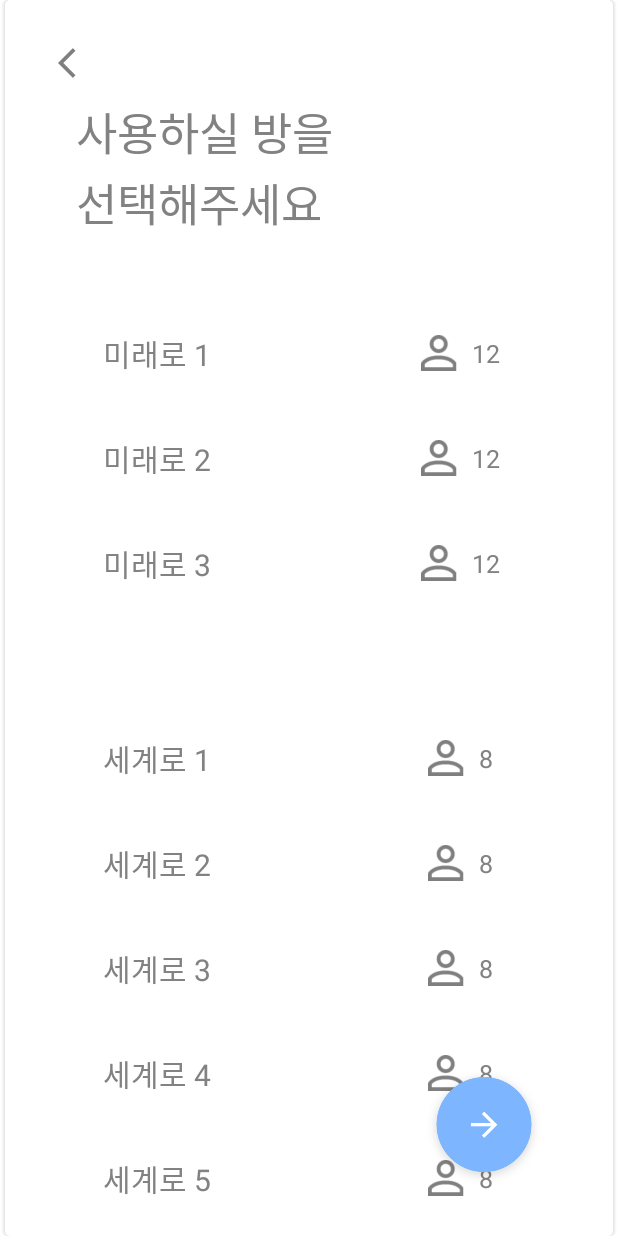
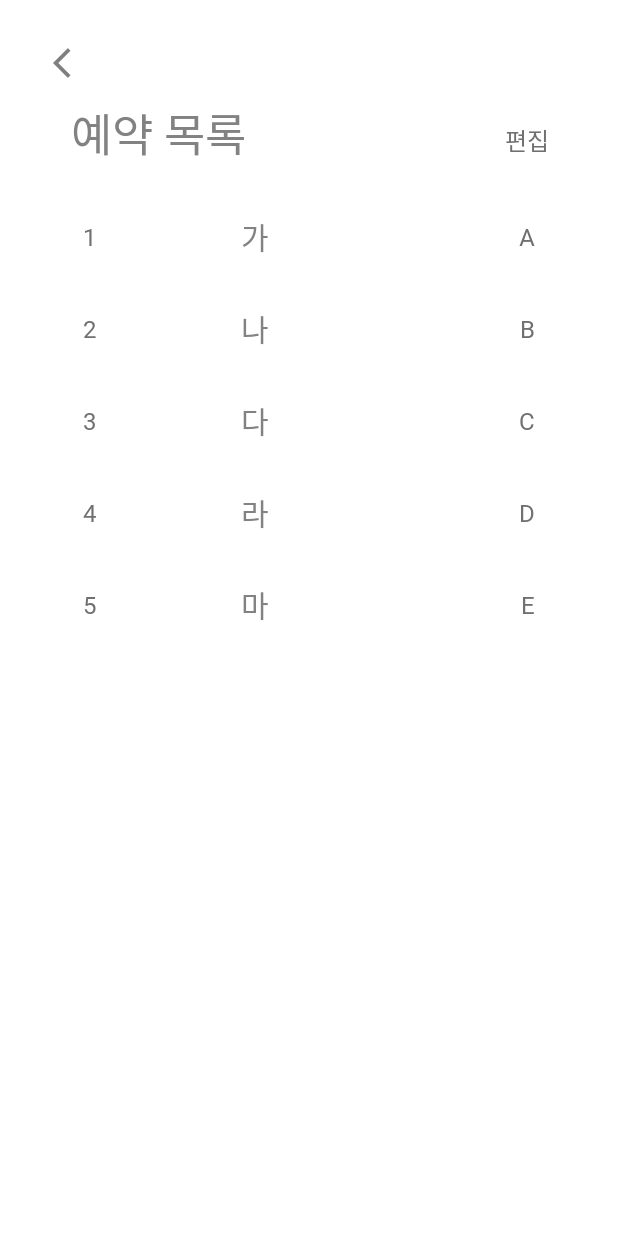
Before and after one commit to dounobts/SunrinThonClient, an Android app: the screen it shows after launch (MainActivity before the commit, ReservationCheckActivity after it), on a phone screen of 412 x 824 dp. Run offline under Robolectric (Android 15) with nearby library versions, the phone set to English and light mode, and no system bars.

Commit message:
add reservation activity

```diff
--- a/app/src/main/java/com/example/sunrinthonclient/Activities/LoginActivity.java
+++ b/app/src/main/java/com/example/sunrinthonclient/Activities/LoginActivity.java
@@ -1,14 +1,10 @@
 package com.example.sunrinthonclient.Activities;
 
 import android.os.Bundle;
-import android.widget.Button;
-import android.widget.EditText;
 
 import com.example.sunrinthonclient.Fragments.CertificationFragment;
 import com.example.sunrinthonclient.Fragments.LoginFragment;
 import com.example.sunrinthonclient.Fragments.RegisterFragment;
-import com.example.sunrinthonclient.Fragments.SelectDateFragment;
-import com.example.sunrinthonclient.Fragments.SelectPlaceFragment;
 import com.example.sunrinthonclient.R;
 
 import androidx.appcompat.app.AppCompatActivity;
@@ -23,7 +19,7 @@ public class LoginActivity extends AppCompatActivity {
     @Override
     protected void onCreate(Bundle savedInstanceState) {
         super.onCreate(savedInstanceState);
-        setContentView(R.layout.activity_main);
+        setContentView(R.layout.activity_reservation);
 
         loginFragment = new LoginFragment();
         registerFragment = new RegisterFragment();
--- a/app/src/main/java/com/example/sunrinthonclient/Activities/MainActivity.java
+++ b/app/src/main/java/com/example/sunrinthonclient/Activities/ReservationActivity.java
@@ -1,7 +1,6 @@
 package com.example.sunrinthonclient.Activities;
 
 import android.os.Bundle;
-import android.util.Log;
 
 import com.example.sunrinthonclient.Fragments.SelectDateFragment;
 import com.example.sunrinthonclient.Fragments.SelectPlaceFragment;
@@ -10,7 +9,7 @@ import com.example.sunrinthonclient.R;
 import androidx.appcompat.app.AppCompatActivity;
 import androidx.fragment.app.FragmentTransaction;
 
-public class MainActivity extends AppCompatActivity {
+public class ReservationActivity extends AppCompatActivity {
 
     SelectPlaceFragment selectPlaceFragment;
     SelectDateFragment selectDateFragment;
@@ -20,7 +19,7 @@ public class MainActivity extends AppCompatActivity {
     @Override
     protected void onCreate(Bundle savedInstanceState) {
         super.onCreate(savedInstanceState);
-        setContentView(R.layout.activity_main);
+        setContentView(R.layout.activity_reservation);
 
         selectPlaceFragment = new SelectPlaceFragment();
         selectDateFragment = new SelectDateFragment();
--- /dev/null
+++ b/app/src/main/java/com/example/sunrinthonclient/Activities/ReservationCheckActivity.java
@@ -0,0 +1,52 @@
+package com.example.sunrinthonclient.Activities;
+
+import android.os.Bundle;
+import android.app.Activity;
+import android.view.View;
+import android.widget.TextView;
+
+import com.example.sunrinthonclient.R;
+import com.example.sunrinthonclient.ReservationAdapter;
+import com.example.sunrinthonclient.ReservationData;
+
+import java.util.ArrayList;
+
+import androidx.recyclerview.widget.LinearLayoutManager;
+import androidx.recyclerview.widget.RecyclerView;
+
+public class ReservationCheckActivity extends Activity implements View.OnClickListener {
+
+    ReservationAdapter reservationAdapter;
+    RecyclerView recyclerView;
+    TextView edit;
+
+    @Override
+    protected void onCreate(Bundle savedInstanceState) {
+        super.onCreate(savedInstanceState);
+        setContentView(R.layout.activity_reservation_check);
+
+        recyclerView = findViewById(R.id.recyclerView);
+        edit = findViewById(R.id.edit);
+
+        ArrayList<ReservationData> datas = new ArrayList<>();
+        datas.add(new ReservationData("가", "A", "1"));
+        datas.add(new ReservationData("나", "B", "2"));
+        datas.add(new ReservationData("다", "C", "3"));
+        datas.add(new ReservationData("라", "D", "4"));
+        datas.add(new ReservationData("마", "E", "5"));
+        recyclerView.setLayoutManager(new LinearLayoutManager(this));
+        reservationAdapter = new ReservationAdapter(datas);
+        reservationAdapter.context = getApplicationContext();
+        recyclerView.setAdapter(reservationAdapter);
+
+        edit.setOnClickListener(this);
+    }
+
+    @Override
+    public void onClick(View view) {
+        if (view.equals(edit)) {
+            reservationAdapter.isEdit = !reservationAdapter.isEdit;
+            reservationAdapter.notifyDataSetChanged();
+        }
+    }
+}
--- a/app/src/main/java/com/example/sunrinthonclient/Fragments/LoginFragment.java
+++ b/app/src/main/java/com/example/sunrinthonclient/Fragments/LoginFragment.java
@@ -2,18 +2,15 @@ package com.example.sunrinthonclient.Fragments;
 
 import android.content.Intent;
 import android.os.Bundle;
-import android.util.Log;
 import android.view.LayoutInflater;
 import android.view.View;
 import android.view.ViewGroup;
-import android.widget.Button;
 import android.widget.EditText;
 import android.widget.ImageButton;
 import android.widget.TextView;
-import android.widget.Toast;
 
 import com.example.sunrinthonclient.Activities.LoginActivity;
-import com.example.sunrinthonclient.Activities.MainActivity;
+import com.example.sunrinthonclient.Activities.ReservationActivity;
 import com.example.sunrinthonclient.R;
 import com.example.sunrinthonclient.Retrofit.Client;
 import com.google.android.material.snackbar.Snackbar;
@@ -54,7 +51,7 @@ public class LoginFragment extends Fragment implements View.OnClickListener {
                         switch(response.code()) {
                             case 200:
                                 activity.finish();
-                                startActivity(new Intent(activity, MainActivity.class));
+                                startActivity(new Intent(activity, ReservationActivity.class));
                                 break;
                             case 404:
                                 Snackbar.make(loginButton, "로그인 실패 : 아이디나 비번이 올바르지 않습니다", Snackbar.LENGTH_SHORT).show();
--- a/app/src/main/java/com/example/sunrinthonclient/Fragments/SelectDateFragment.java
+++ b/app/src/main/java/com/example/sunrinthonclient/Fragments/SelectDateFragment.java
@@ -1,13 +1,12 @@
 package com.example.sunrinthonclient.Fragments;
 
 import android.os.Bundle;
-import android.util.Log;
 import android.view.LayoutInflater;
 import android.view.View;
 import android.view.ViewGroup;
 import android.widget.ImageButton;
 
-import com.example.sunrinthonclient.Activities.MainActivity;
+import com.example.sunrinthonclient.Activities.ReservationActivity;
 import com.example.sunrinthonclient.CalendarPagerAdapter;
 import com.example.sunrinthonclient.R;
 
@@ -17,7 +16,7 @@ import androidx.fragment.app.Fragment;
 import androidx.viewpager.widget.ViewPager;
 
 public class SelectDateFragment extends Fragment implements View.OnClickListener {
-    MainActivity activity;
+    ReservationActivity activity;
     View view;
     ViewPager viewPager;
 
@@ -26,7 +25,7 @@ public class SelectDateFragment extends Fragment implements View.OnClickListener
     @Override
     public View onCreateView(LayoutInflater inflater, ViewGroup container, Bundle savedInstanceState) {
         view = inflater.inflate(R.layout.fragment_select_date, container, false);
-        activity = (MainActivity) getActivity();
+        activity = (ReservationActivity) getActivity();
 
         viewPager = view.findViewById(R.id.calandar_viewPager);
         CalendarPagerAdapter calendarPagerAdapter = new CalendarPagerAdapter(getContext(), getFragmentManager());
--- a/app/src/main/java/com/example/sunrinthonclient/Fragments/SelectPlaceFragment.java
+++ b/app/src/main/java/com/example/sunrinthonclient/Fragments/SelectPlaceFragment.java
@@ -1,20 +1,16 @@
 package com.example.sunrinthonclient.Fragments;
 
 import android.os.Bundle;
-import android.util.Log;
 import android.view.LayoutInflater;
 import android.view.View;
 import android.view.ViewGroup;
-import android.widget.Button;
 import android.widget.ImageButton;
 import android.widget.ImageView;
 import android.widget.LinearLayout;
 import android.widget.TextView;
 
-import com.example.sunrinthonclient.Activities.MainActivity;
+import com.example.sunrinthonclient.Activities.ReservationActivity;
 import com.example.sunrinthonclient.R;
-
-import org.w3c.dom.Text;
 
 import java.util.ArrayList;
 
@@ -22,7 +18,7 @@ import androidx.core.content.ContextCompat;
 import androidx.fragment.app.Fragment;
 
 public class SelectPlaceFragment extends Fragment implements View.OnClickListener {
-    MainActivity activity;
+    ReservationActivity activity;
     View view;
 
     ArrayList<LinearLayout> buttons = new ArrayList<>();
@@ -31,7 +27,7 @@ public class SelectPlaceFragment extends Fragment implements View.OnClickListene
     @Override
     public View onCreateView(LayoutInflater inflater, ViewGroup container, Bundle savedInstanceState) {
         view = inflater.inflate(R.layout.fragment_select_place, container, false);
-        activity = (MainActivity) getActivity();
+        activity = (ReservationActivity) getActivity();
 
         back = view.findViewById(R.id.button_back);
         next = view.findViewById(R.id.button_next);
--- /dev/null
+++ b/app/src/main/java/com/example/sunrinthonclient/ReservationAdapter.java
@@ -0,0 +1,68 @@
+package com.example.sunrinthonclient;
+
+import android.content.Context;
+import android.view.LayoutInflater;
+import android.view.View;
+import android.view.ViewGroup;
+import android.widget.TextView;
+
+import java.util.ArrayList;
+
+import androidx.annotation.NonNull;
+import androidx.core.content.ContextCompat;
+import androidx.recyclerview.widget.RecyclerView;
+
+public class ReservationAdapter extends RecyclerView.Adapter {
+    ArrayList<ReservationData> datas;
+    public boolean isEdit = false;
+    public Context context;
+
+    public ReservationAdapter(ArrayList<ReservationData> datas) {
+        this.datas = datas;
+    }
+
+    @NonNull
+    @Override
+    public RecyclerView.ViewHolder onCreateViewHolder(@NonNull ViewGroup viewGroup, int i) {
+        LayoutInflater inflater = (LayoutInflater) viewGroup.getContext().getSystemService(Context.LAYOUT_INFLATER_SERVICE) ;
+
+        View view = inflater.inflate(R.layout.reservation_item, viewGroup, false) ;
+        RecyclerView.ViewHolder vh = new ViewHolder(view);
+
+        return vh;
+    }
+
+    @Override
+    public void onBindViewHolder(@NonNull RecyclerView.ViewHolder viewHolder, int i) {
+        ViewHolder vh = (ViewHolder)viewHolder;
+        vh.day.setText(datas.get(i).day);
+        vh.place.setText(datas.get(i).place);
+
+        if (isEdit) {
+            vh.time.setText("X");
+            vh.time.setTextColor(ContextCompat.getColor(context, R.color.red));
+        }
+        else {
+            vh.time.setText(datas.get(i).time);
+            vh.time.setTextColor(ContextCompat.getColor(context, R.color.gray70));
+        }
+    }
+
+    @Override
+    public int getItemCount() {
+        return datas.size();
+    }
+
+    public class ViewHolder extends RecyclerView.ViewHolder {
+
+        TextView day, time, place;
+
+        public ViewHolder(@NonNull View itemView) {
+            super(itemView);
+
+            day = itemView.findViewById(R.id.day);
+            time = itemView.findViewById(R.id.time);
+            place = itemView.findViewById(R.id.place);
+        }
+    }
+}
--- /dev/null
+++ b/app/src/main/java/com/example/sunrinthonclient/ReservationData.java
@@ -0,0 +1,13 @@
+package com.example.sunrinthonclient;
+
+import android.widget.TextView;
+
+public class ReservationData {
+    public String place, time, day;
+
+    public ReservationData(String place, String time, String day) {
+        this.place = place;
+        this.time = time;
+        this.day = day;
+    }
+}
--- a/app/src/main/res/layout/activity_main.xml
+++ b/app/src/main/res/layout/activity_reservation.xml
@@ -4,7 +4,7 @@
     xmlns:tools="http://schemas.android.com/tools"
     android:layout_width="match_parent"
     android:layout_height="match_parent"
-    tools:context=".Activities.MainActivity">
+    tools:context=".Activities.ReservationActivity">
     <include
         android:layout_width="match_parent"
         android:layout_height="match_parent"
--- /dev/null
+++ b/app/src/main/res/layout/activity_reservation_check.xml
@@ -0,0 +1,60 @@
+<?xml version="1.0" encoding="utf-8"?>
+<androidx.constraintlayout.widget.ConstraintLayout
+    xmlns:android="http://schemas.android.com/apk/res/android"
+    xmlns:tools="http://schemas.android.com/tools"
+    android:layout_width="match_parent"
+    android:layout_height="match_parent"
+    xmlns:app="http://schemas.android.com/apk/res-auto">
+    <ImageButton
+        android:id="@+id/button_back"
+        android:layout_width="24dp"
+        android:layout_height="24dp"
+        android:layout_marginStart="35dp"
+        android:layout_marginTop="30dp"
+        android:background="@drawable/back"
+        app:layout_constraintStart_toStartOf="parent"
+        app:layout_constraintTop_toTopOf="parent" />
+
+    <TextView
+        android:id="@+id/textView3"
+        android:layout_width="wrap_content"
+        android:layout_height="wrap_content"
+        android:layout_marginStart="47dp"
+        android:layout_marginTop="66dp"
+        android:fontFamily="@font/spoqa_han_sans_bold"
+        android:lineSpacingExtra="3sp"
+        android:text="예약 목록"
+        android:textColor="#828282"
+        android:textSize="30sp"
+        app:layout_constraintStart_toStartOf="parent"
+        app:layout_constraintTop_toTopOf="parent" />
+
+    <TextView
+        android:id="@+id/edit"
+        android:layout_width="wrap_content"
+        android:layout_height="wrap_content"
+        android:layout_marginTop="81dp"
+        android:layout_marginEnd="46dp"
+        android:fontFamily="@font/spoqa_han_sans_regular"
+        android:lineSpacingExtra="3sp"
+        android:text="편집"
+        android:textColor="#707070"
+        android:textSize="16sp"
+        app:layout_constraintEnd_toEndOf="parent"
+        app:layout_constraintTop_toTopOf="parent" />
+
+    <androidx.recyclerview.widget.RecyclerView
+        android:id="@+id/recyclerView"
+        android:layout_width="0dp"
+        android:layout_height="0dp"
+        android:layout_marginStart="8dp"
+        android:layout_marginTop="8dp"
+        android:layout_marginEnd="8dp"
+        android:layout_marginBottom="8dp"
+        app:layout_constraintBottom_toBottomOf="parent"
+        app:layout_constraintEnd_toEndOf="parent"
+        app:layout_constraintHorizontal_bias="0.0"
+        app:layout_constraintStart_toStartOf="parent"
+        app:layout_constraintTop_toBottomOf="@+id/textView3"
+        app:layout_constraintVertical_bias="0.891" />
+</androidx.constraintlayout.widget.ConstraintLayout>
--- a/app/src/main/res/layout/calendar_pager_layout.xml
+++ b/app/src/main/res/layout/calendar_pager_layout.xml
@@ -19,7 +19,7 @@
         android:text="1"
         android:fontFamily="@font/spoqa_han_sans_bold"
         android:textColor="#828282"
-        android:textSize="23.3sp"
+        android:textSize="26sp"
         app:layout_constraintBottom_toTopOf="@+id/tableLayout"
         app:layout_constraintEnd_toEndOf="parent"
         app:layout_constraintStart_toStartOf="parent"
--- /dev/null
+++ b/app/src/main/res/layout/reservation_item.xml
@@ -0,0 +1,56 @@
+<?xml version="1.0" encoding="utf-8"?>
+<androidx.constraintlayout.widget.ConstraintLayout
+    xmlns:android="http://schemas.android.com/apk/res/android"
+    xmlns:app="http://schemas.android.com/apk/res-auto"
+    android:orientation="vertical"
+    android:layout_width="match_parent"
+    android:layout_height="wrap_content"
+    android:paddingTop="15dp">
+
+    <TextView
+        android:id="@+id/day"
+        android:layout_width="wrap_content"
+        android:layout_height="wrap_content"
+        android:layout_marginStart="47dp"
+        android:layout_marginTop="8dp"
+        android:layout_marginBottom="8dp"
+        android:fontFamily="@font/spoqa_han_sans_regular"
+        android:text="9/10"
+        android:textColor="#707070"
+        android:textSize="16sp"
+        app:layout_constraintBottom_toBottomOf="parent"
+        app:layout_constraintStart_toStartOf="parent"
+        app:layout_constraintTop_toTopOf="parent" />
+
+    <TextView
+        android:id="@+id/time"
+        android:layout_width="wrap_content"
+        android:layout_height="wrap_content"
+        android:layout_marginTop="8dp"
+        android:layout_marginEnd="47dp"
+        android:layout_marginBottom="8dp"
+        android:fontFamily="@font/spoqa_han_sans_regular"
+        android:text="7시~8시"
+        android:textColor="#707070"
+        android:textSize="16sp"
+        app:layout_constraintBottom_toBottomOf="parent"
+        app:layout_constraintEnd_toEndOf="parent"
+        app:layout_constraintTop_toTopOf="parent" />
+
+    <TextView
+        android:id="@+id/place"
+        android:layout_width="wrap_content"
+        android:layout_height="wrap_content"
+        android:layout_marginStart="8dp"
+        android:layout_marginTop="8dp"
+        android:layout_marginEnd="80dp"
+        android:layout_marginBottom="8dp"
+        android:fontFamily="@font/spoqa_han_sans_bold"
+        android:text="7시~8시"
+        android:textColor="#828282"
+        android:textSize="20sp"
+        app:layout_constraintBottom_toBottomOf="parent"
+        app:layout_constraintEnd_toEndOf="parent"
+        app:layout_constraintStart_toStartOf="parent"
+        app:layout_constraintTop_toTopOf="parent" />
+</androidx.constraintlayout.widget.ConstraintLayout>
--- a/app/src/main/res/values/colors.xml
+++ b/app/src/main/res/values/colors.xml
@@ -5,4 +5,6 @@
     <color name="colorAccent">#D81B60</color>
     <color name="unselected">#828282</color>
     <color name="selected">#4999ff</color>
+    <color name="gray70">#707070</color>
+    <color name="red">#d92f23</color>
 </resources>
--- a/app/src/main/res/values/strings.xml
+++ b/app/src/main/res/values/strings.xml
@@ -3,4 +3,5 @@
 
     <!-- TODO: Remove or change this placeholder text -->
     <string name="hello_blank_fragment">Hello blank fragment</string>
+    <string name="title_activity_reservation_check">ReservationCheckActivity</string>
 </resources>
```
Also changed, not shown: app/src/main/AndroidManifest.xml (+10 -7 lines).
